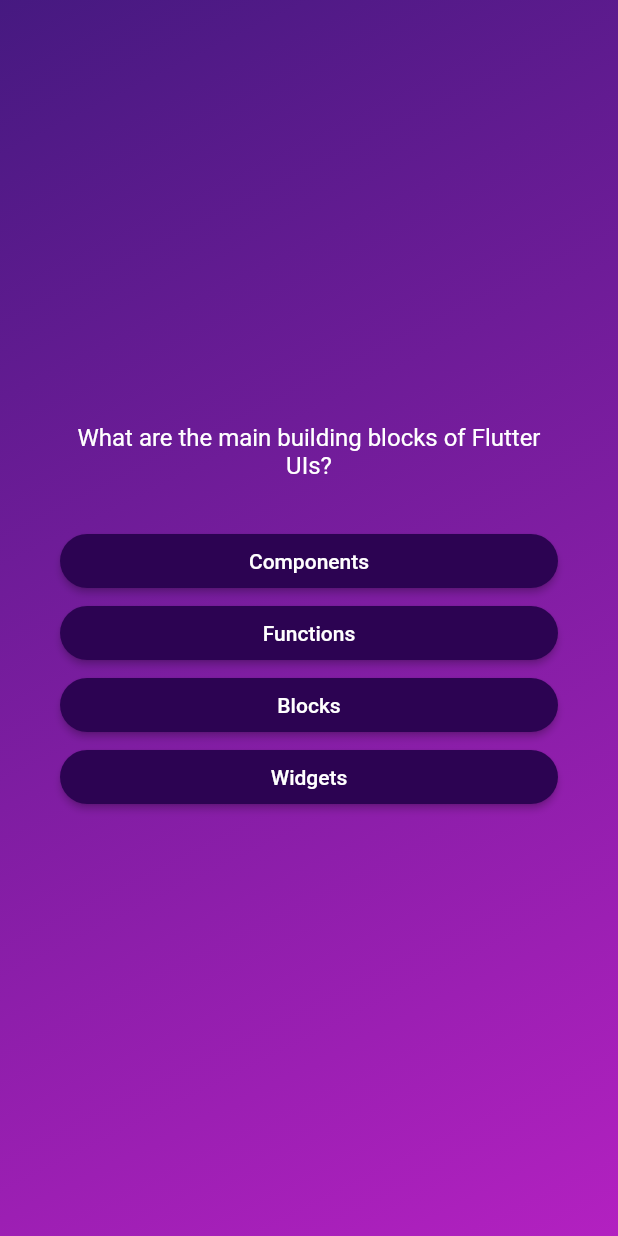
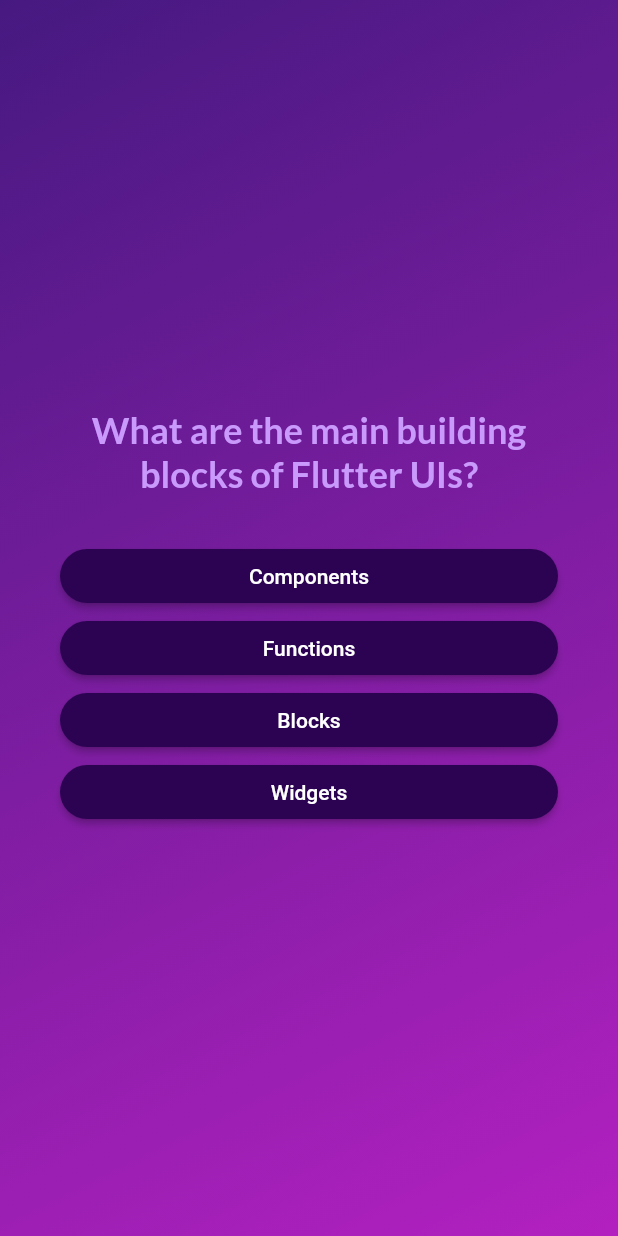
Before and after one commit to abdulhakim10/adv_basics, a Flutter app: the screen it shows after launch, after a tap on "Start Quiz", on a phone screen of 412 x 824 dp. Run offline on Flutter 3.47's test engine with Material 2 defaults, Android fonts, the phone set to English and light mode, and no system bars; our stand-ins replace google_fonts.

Commit message:
goole fonts added

```diff
--- a/lib/action_button.dart
+++ b/lib/action_button.dart
@@ -18,6 +18,9 @@ class ActionButton extends StatelessWidget {
             shape: RoundedRectangleBorder(
               borderRadius: BorderRadius.circular(40),
             )),
-        child: Text(actionText));
+        child: Text(
+          actionText,
+          textAlign: TextAlign.center,
+        ));
   }
 }
--- a/lib/questions_screen.dart
+++ b/lib/questions_screen.dart
@@ -1,6 +1,7 @@
 import 'package:adv_basics/action_button.dart';
 import 'package:flutter/material.dart';
 import 'package:adv_basics/data/questions.dart';
+import 'package:google_fonts/google_fonts.dart';
 
 class QuestionsScreen extends StatefulWidget {
   const QuestionsScreen({super.key});
@@ -12,9 +13,17 @@ class QuestionsScreen extends StatefulWidget {
 }
 
 class _QuestionsScreenState extends State<QuestionsScreen> {
-  final currentQuestions = questions[0];
+  var currentQuestionsIndex = 0;
+
+  void answerQuestion() {
+    setState(() {
+      currentQuestionsIndex++;
+    });
+  }
+
   @override
   Widget build(context) {
+    final currentQuestions = questions[currentQuestionsIndex];
     return SizedBox(
       width: double.infinity,
       child: Container(
@@ -25,7 +34,10 @@ class _QuestionsScreenState extends State<QuestionsScreen> {
           children: [
             Text(
               currentQuestions.text,
-              style: const TextStyle(color: Colors.white, fontSize: 16),
+              style: GoogleFonts.lato(
+                  color: const Color.fromARGB(255, 201, 153, 251),
+                  fontSize: 24,
+                  fontWeight: FontWeight.bold),
               textAlign: TextAlign.center,
             ),
             const SizedBox(
@@ -33,7 +45,7 @@ class _QuestionsScreenState extends State<QuestionsScreen> {
             ),
             ...currentQuestions.getShuffledAnswers().map(
               (answer) {
-                return ActionButton(actionText: answer, onTap: () {});
+                return ActionButton(actionText: answer, onTap: answerQuestion);
               },
             ),
           ],
--- a/lib/start_screen.dart
+++ b/lib/start_screen.dart
@@ -1,4 +1,5 @@
 import 'package:flutter/material.dart';
+import 'package:google_fonts/google_fonts.dart';
 
 class StartScreen extends StatelessWidget {
   const StartScreen(this.startQuiz, {super.key});
@@ -28,10 +29,10 @@ class StartScreen extends StatelessWidget {
         const SizedBox(
           height: 70,
         ),
-        const Text(
+        Text(
           'Learn Flutter the fun way!',
-          style: TextStyle(
-              color: Color.fromARGB(192, 218, 213, 223), fontSize: 24),
+          style: GoogleFonts.lato(
+              color: const Color.fromARGB(192, 218, 213, 223), fontSize: 24),
         ),
         const SizedBox(
           height: 30,
--- a/pubspec.yaml
+++ b/pubspec.yaml
@@ -35,6 +35,7 @@ dependencies:
   # The following adds the Cupertino Icons font to your application.
   # Use with the CupertinoIcons class for iOS style icons.
   cupertino_icons: ^1.0.2
+  google_fonts: ^5.1.0
 
 dev_dependencies:
   flutter_test:
```
Also changed, not shown: pubspec.lock, 1 other file.
